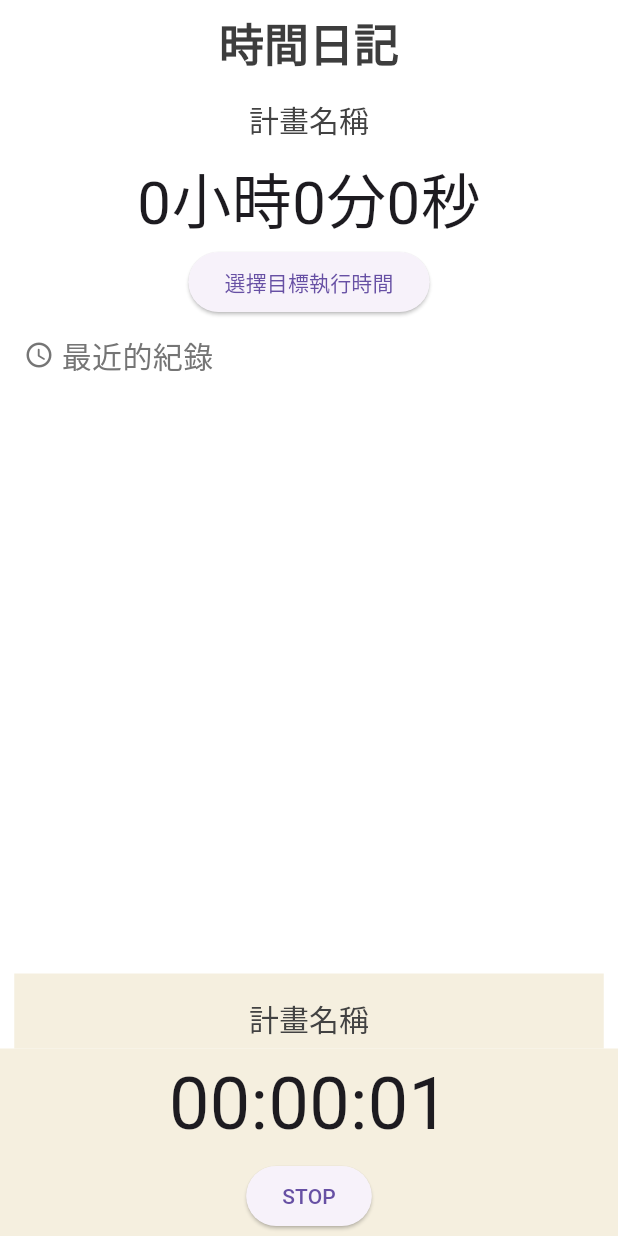
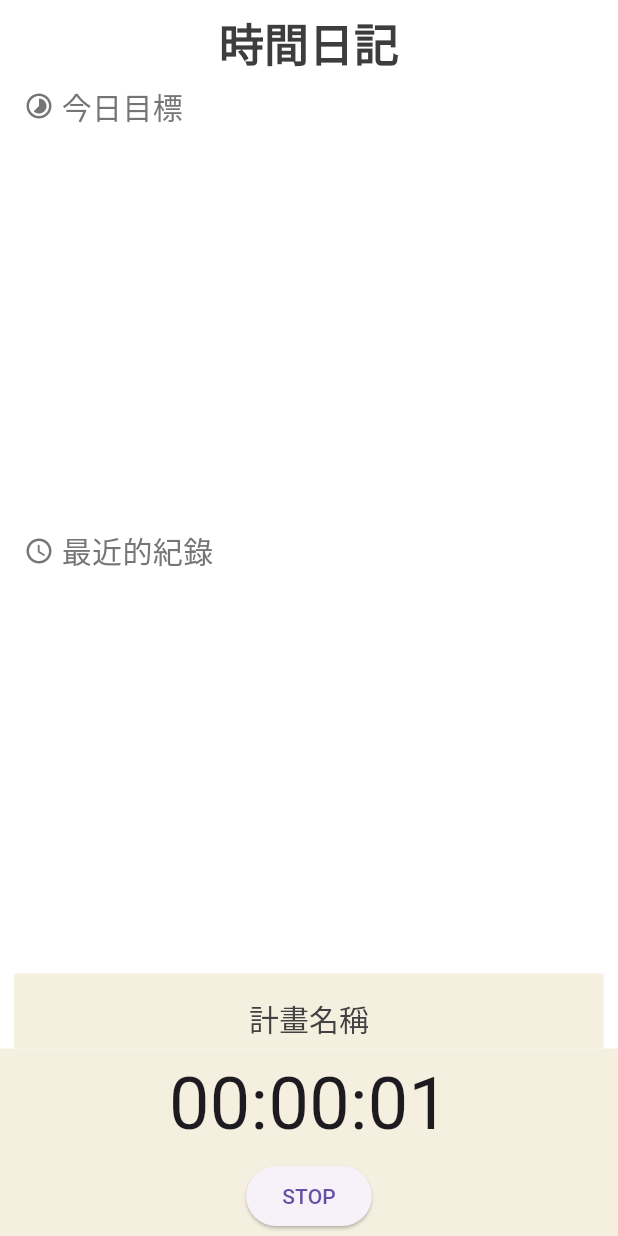
Before and after one commit to anne0714/time_diary, a Flutter app: the screen it shows after launch, after a tap on "START", on a phone screen of 412 x 824 dp. Run offline on Flutter 3.47's test engine with Material 3 defaults, Android fonts, the phone set to English and light mode, and no system bars; our stand-ins replace isar; accounts and stored records are empty; generated files the repository leaves out were written again.

```diff
--- a/hive/lib/models/plan.dart
+++ b/hive/lib/models/plan.dart
@@ -1,4 +1,3 @@
-import 'package:flutter/material.dart';
 import 'package:isar/isar.dart';
 
 // 自動產生的檔案，Isar會自動創建資料庫
@@ -13,5 +12,11 @@ class Plan {
   late bool isGoal; // 是否有設定目標
   late int hours; // 每日目標時數
   late int mins; // 每日目標分鐘數
+  int secs = 0; // 每日目標秒數
+  late int leftHours; // 剩餘時數
+  late int leftMins; // 剩餘分鐘數
+  int leftSecs = 0; // 剩餘秒數
+  bool isDone = false; // 是否完成
+  float progress = 0; // 進度百分比
   late int color; // 顏色
 }
--- a/hive/lib/models/plan_db.dart
+++ b/hive/lib/models/plan_db.dart
@@ -18,6 +18,7 @@ class PlanDataBase extends ChangeNotifier {
 
   // 存放計畫的列表
   final List<Plan> plansList = [];
+  final List<Plan> goalPlansList = [];
 
   // Create
   Future<void> addPlan(
@@ -28,6 +29,8 @@ class PlanDataBase extends ChangeNotifier {
     newPlan.isGoal = isGoal;
     newPlan.hours = hours;
     newPlan.mins = mins;
+    newPlan.leftHours = hours;
+    newPlan.leftMins = mins;
     newPlan.color = color.value;
     // save to db 把newPlan寫進isar資料庫中的plans表
     await isar.writeTxn(() => isar.plans.put(newPlan));
@@ -46,8 +49,19 @@ class PlanDataBase extends ChangeNotifier {
     notifyListeners(); // 讀取資料後刷新螢幕
   }
 
+  // Read
+  Future<void> fetchGoalPlans() async {
+    // 找到所有plans中的資料，傳入fetchplans
+    List<Plan> fetchplans =
+        await isar.plans.where().filter().isGoalEqualTo(true).findAll();
+    goalPlansList.clear();
+    // 清空資料、新增資料至列表
+    goalPlansList.addAll(fetchplans);
+    notifyListeners(); // 讀取資料後刷新螢幕
+  }
+
   // Update 改變計畫名稱
-  Future<void> updatePlan(int id, String newPlanName) async {
+  Future<void> updatePlanName(int id, String newPlanName) async {
     // 用id找到現有的Plan
     final existingPlan = await isar.plans.get(id);
     if (existingPlan != null) {
@@ -65,4 +79,25 @@ class PlanDataBase extends ChangeNotifier {
     await isar.writeTxn(() => isar.plans.delete(id));
     await fetchPlans();
   }
+
+  // 用計畫名稱取得有目標時數的計畫物件
+  Plan? getPlanByName(String name) {
+    try {
+      return goalPlansList.firstWhere((plan) => plan.name == name);
+    } catch (e) {
+      return null;
+    }
+  }
+
+  // 更新goalPlansList中的計畫物件
+  Future<void> updatePlan(Plan updatedPlan) async {
+    final index = goalPlansList.indexWhere((plan) => plan.id == updatedPlan.id);
+    if (index != -1) {
+      // save to db 把newPlan寫進isar資料庫中的plans表
+      await isar.writeTxn(() => isar.plans.put(updatedPlan));
+      notifyListeners();
+      // 更新完確認一次資料
+      await fetchPlans();
+    }
+  }
 }
--- a/hive/lib/models/timer.dart
+++ b/hive/lib/models/timer.dart
@@ -3,6 +3,8 @@ import 'package:flutter/material.dart';
 import 'dart:async';
 import 'package:Isar/models/note_database.dart';
 import 'package:provider/provider.dart';
+
+import 'plan_db.dart';
 
 class BuildTimer extends ChangeNotifier {
   late BuildContext context;
@@ -24,8 +26,36 @@ class BuildTimer extends ChangeNotifier {
       timer?.cancel();
     } else {
       duration = Duration(seconds: seconds);
+      // 更新目標剩餘時間
+      _updateGoalTime(addSeconds);
       notifyListeners(); // 吹號角 發出通知刷新畫面
-      print(duration);
+    }
+  }
+
+  // 更新目標剩餘時間
+  void _updateGoalTime(int addSeconds) {
+    final planName = context.read<PlanNotifier>().planName;
+    final planDataBase = context.read<PlanDataBase>();
+    final plan = planDataBase.getPlanByName(planName);
+
+    // 若計畫有設定目標，且未完成，減少剩餘時間
+    if (plan != null && !plan.isDone) {
+      plan.leftSecs -= addSeconds;
+      if (plan.leftSecs < 0) {
+        plan.leftSecs += 60;
+        plan.leftMins -= 1;
+      }
+      if (plan.leftMins < 0) {
+        plan.leftMins += 60;
+        plan.leftHours -= 1;
+      }
+      if (plan.leftHours < 0) {
+        plan.leftHours = 0;
+        plan.leftMins = 0;
+        plan.leftSecs = 0;
+        plan.isDone = true;
+      }
+      planDataBase.updatePlan(plan);
     }
   }
 
--- a/hive/lib/pages/notes_pages.dart
+++ b/hive/lib/pages/notes_pages.dart
@@ -5,6 +5,9 @@ import 'package:flutter/widgets.dart';
 import 'package:provider/provider.dart';
 import 'package:Isar/models/note.dart';
 import 'package:Isar/models/timer.dart';
+
+import '../models/plan.dart';
+import '../models/plan_db.dart';
 
 class PlanNotifier extends ChangeNotifier {
   String _planName = '計畫名稱';
@@ -15,39 +18,18 @@ class PlanNotifier extends ChangeNotifier {
     _planName = newName;
     notifyListeners();
   }
-
-  // 目標計畫名稱
-  String _planNameGoal = '計畫名稱';
-
-  String get planNameGoal => _planNameGoal;
-
-  void setPlanNameGoal(String newName) {
-    _planNameGoal = newName;
-    notifyListeners();
-  }
-
-  // 目標執行時間長度
-  Duration _duration = Duration();
-  Duration get duration => _duration;
-
-  void setDuration(Duration newDuration) {
-    _duration = newDuration;
-    notifyListeners();
-  }
 }
 
 class NotesPage extends StatelessWidget {
   @override
   Widget build(BuildContext context) {
-    // 監聽計畫名稱
-    final planNameNotifier = context.watch<PlanNotifier>();
-    Duration goalDuration = planNameNotifier.duration;
     // Text controller 偵測文字輸入
     final textController = TextEditingController();
 
     // 存取資料
     void readNotes() {
       context.read<NoteDataBase>().fetchNotes();
+      context.read<PlanDataBase>().fetchGoalPlans();
     }
 
     // 更新資料
@@ -90,38 +72,13 @@ class NotesPage extends StatelessWidget {
 
     // note database
     final noteDatabase = context.watch<NoteDataBase>();
-
     // create the list of notes
     List<Note> notesList = noteDatabase.notesList;
 
-    // BuildTimer計時器物件 建立時要加上 context.watch 監聽BuildTimer的變化！
-    // BuildTimer buildTimer = context.watch<BuildTimer>();
+    // 有設定目標時數的計畫
+    List<Plan> goalPlansList = context.watch<PlanDataBase>().goalPlansList;
 
     // UI
-    // 選擇時間長度
-    void selectTimeLength() {
-      showCupertinoModalPopup(
-          context: context,
-          builder: (context) {
-            return Container(
-                height: 200,
-                color: Colors.white,
-                child: Column(
-                  children: [
-                    Expanded(
-                      child: CupertinoTimerPicker(
-                          mode: CupertinoTimerPickerMode.hm,
-                          initialTimerDuration: goalDuration,
-                          // duration為選擇後的時間長度
-                          onTimerDurationChanged: (Duration duration) {
-                            context.read<PlanNotifier>().setDuration(duration);
-                          }),
-                    )
-                  ],
-                ));
-          });
-    }
-
     // noteslist UI 用一個ListView顯示資料列表
     Widget notesListUI() => Expanded(
           child: SizedBox(
@@ -172,20 +129,21 @@ class NotesPage extends StatelessWidget {
         backgroundColor: Color.fromARGB(255, 255, 255, 255),
       ),
       body: Column(crossAxisAlignment: CrossAxisAlignment.center, children: [
-        Column(
-          crossAxisAlignment: CrossAxisAlignment.center,
-          children: [
-            // 目標執行時間
-            pickPlan(context, 'goal'),
-            Text(
-                '${goalDuration.inHours}小時${goalDuration.inMinutes % 60}分${goalDuration.inSeconds % 60}秒',
-                style: TextStyle(fontSize: 40)),
-            ElevatedButton(
-                onPressed: selectTimeLength, child: Text('選擇目標執行時間')),
-          ],
+        Padding(
+          padding: const EdgeInsets.only(left: 16),
+          child: Row(
+            children: [
+              Icon(Icons.timelapse, size: 20, color: Colors.grey[600]),
+              SizedBox(width: 5),
+              Text('今日目標',
+                  style: TextStyle(fontSize: 20, color: Colors.grey[600])),
+            ],
+          ),
         ),
+        // 有設定目標時數的計畫
+        goalPlans(goalPlansList),
         Padding(
-          padding: const EdgeInsets.only(top: 10, left: 16),
+          padding: const EdgeInsets.only(left: 16),
           child: Row(
             children: [
               Icon(Icons.access_time_rounded,
@@ -203,8 +161,7 @@ class NotesPage extends StatelessWidget {
           color: const Color.fromARGB(255, 245, 239, 223),
           child:
               // 選擇計畫名稱
-              SizedBox(
-                  width: 393, height: 40, child: pickPlan(context, 'timer')),
+              SizedBox(width: 393, height: 40, child: pickPlan(context)),
         ),
         // 計時器UI(開始、停止鍵、時間顯示)
         Consumer<BuildTimer>(
@@ -217,10 +174,92 @@ class NotesPage extends StatelessWidget {
     );
   }
 
-  // 選擇計畫名稱 用usefor判斷是選擇計時器的計畫，還是目標執行時間的計畫
-  TextButton pickPlan(BuildContext context, String usefor) {
+  Expanded goalPlans(List<Plan> goalPlansList) {
+    return Expanded(
+      child: GridView.builder(
+          padding: EdgeInsets.only(left: 16, right: 16),
+          gridDelegate: const SliverGridDelegateWithFixedCrossAxisCount(
+            crossAxisCount: 2, // 這裡設置為2，表示雙欄
+            crossAxisSpacing: 8.0,
+            mainAxisSpacing: 8.0,
+            childAspectRatio: 2,
+          ),
+          itemBuilder: (context, index) {
+            // get individual plan
+            final plan = goalPlansList[index];
+            String remainingTime =
+                '${twoDigits(plan.leftHours)}:${twoDigits(plan.leftMins)}:${twoDigits(plan.leftSecs)}';
+
+            /*return Card(
+              shape: RoundedRectangleBorder(
+                borderRadius: BorderRadius.circular(10.0),
+              ),
+              elevation: 5.0,
+              child: InkWell(
+                onTap: () {
+                  // 处理点击事件
+                },
+                child: Padding(
+                  padding: EdgeInsets.all(10.0),
+                  child: Column(
+                    crossAxisAlignment: CrossAxisAlignment.start,
+                    children: [
+                      Text(
+                        plan.name + remainingTime,
+                        style: TextStyle(
+                          fontSize: 20,
+                          color: Colors.white,
+                          fontWeight: FontWeight.bold,
+                          shadows: [
+                            Shadow(blurRadius: 5.0, color: Colors.grey[800]!),
+                          ],
+                        ),
+                      ),
+                    ],
+                  ),
+                ),
+              ),
+            );*/
+            // list tile UI
+            return Container(
+              decoration: BoxDecoration(
+                borderRadius: BorderRadius.circular(20),
+                color: Color(plan.color),
+              ),
+              child: ListTile(
+                title: Text(
+                  plan.name,
+                  style: TextStyle(
+                    fontSize: 20,
+                    color: Colors.white,
+                    fontWeight: FontWeight.bold,
+                    shadows: [
+                      Shadow(blurRadius: 5.0, color: Colors.grey[800]!),
+                    ],
+                  ),
+                ),
+                subtitle: Text(
+                  remainingTime,
+                  style: TextStyle(
+                    fontSize: 20,
+                    color: Colors.white,
+                    fontWeight: FontWeight.bold,
+                    shadows: [
+                      Shadow(blurRadius: 5.0, color: Colors.grey[800]!),
+                    ],
+                  ),
+                ),
+              ),
+            );
+          },
+          itemCount: goalPlansList.length),
+    );
+  }
+
+  // 選擇計畫名稱
+  TextButton pickPlan(BuildContext context) {
     return TextButton(
-        child: usefor == 'timer' ? planNameTimer() : planNameGoal(),
+        child: planNameTimer(),
         style: TextButton.styleFrom(
             padding: EdgeInsets.zero,
             foregroundColor: Colors.grey[800],
@@ -231,11 +270,7 @@ class NotesPage extends StatelessWidget {
           final selectedPlanName =
               await Navigator.pushNamed(context, '/planslistpage');
           if (selectedPlanName != null && selectedPlanName is String) {
-            usefor == 'timer'
-                ? context.read<PlanNotifier>().setPlanName(selectedPlanName)
-                : context
-                    .read<PlanNotifier>()
-                    .setPlanNameGoal(selectedPlanName);
+            context.read<PlanNotifier>().setPlanName(selectedPlanName);
           }
         });
   }
@@ -251,14 +286,6 @@ class NotesPage extends StatelessWidget {
         });
   }
 
-  Selector<PlanNotifier, String> planNameGoal() {
-    return Selector<PlanNotifier, String>(
-        selector: (context, planNameNotifier) => planNameNotifier.planNameGoal,
-        builder: (context, planName, child) {
-          // 顯示計畫名稱
-          return Text(
-            planName,
-          );
-        });
-  }
+  // 把目標時間轉換成00:00:00格式
+  String twoDigits(int n) => n.toString().padLeft(2, '0');
 }
```
Also changed, not shown: hive/lib/pages/plans_list_page.dart (+4 -10 lines), hive/lib/models/plan.g.dart.
